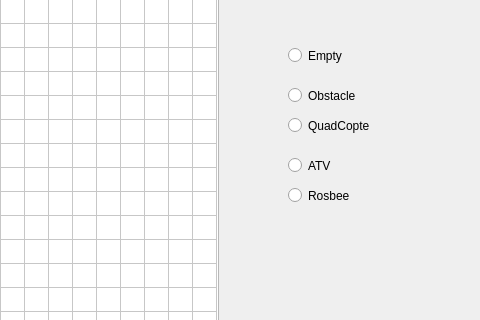
Above: thijs_van_tiem/inwerken/mainwindow.ui from madmilla/THO78-Roborescue before the change; both pictures show x 412 to 892 and y 99 to 419 of the 892 by 597 pixel window. Below: the same form after it.
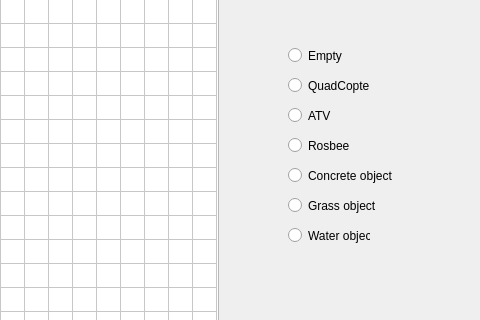
That is the form after the change.

Diff of the .ui file:
```diff
--- a/thijs_van_tiem/inwerken/mainwindow.ui
+++ b/thijs_van_tiem/inwerken/mainwindow.ui
@@ -114,20 +114,20 @@
     <property name="geometry">
      <rect>
       <x>700</x>
-      <y>150</y>
-      <width>82</width>
+      <y>230</y>
+      <width>111</width>
       <height>17</height>
      </rect>
     </property>
     <property name="text">
-     <string>Obstacle</string>
+     <string>Concrete object</string>
     </property>
    </widget>
    <widget class="QRadioButton" name="radioButton_3">
     <property name="geometry">
      <rect>
       <x>700</x>
-      <y>180</y>
+      <y>140</y>
       <width>82</width>
       <height>17</height>
      </rect>
@@ -140,7 +140,7 @@
     <property name="geometry">
      <rect>
       <x>700</x>
-      <y>220</y>
+      <y>170</y>
       <width>82</width>
       <height>17</height>
      </rect>
@@ -153,7 +153,7 @@
     <property name="geometry">
      <rect>
       <x>700</x>
-      <y>250</y>
+      <y>200</y>
       <width>82</width>
       <height>17</height>
      </rect>
@@ -162,6 +162,32 @@
      <string>Rosbee</string>
     </property>
    </widget>
+   <widget class="QRadioButton" name="RadioGreen">
+    <property name="geometry">
+     <rect>
+      <x>700</x>
+      <y>260</y>
+      <width>111</width>
+      <height>17</height>
+     </rect>
+    </property>
+    <property name="text">
+     <string>Grass object</string>
+    </property>
+   </widget>
+   <widget class="QRadioButton" name="RadioWater">
+    <property name="geometry">
+     <rect>
+      <x>700</x>
+      <y>290</y>
+      <width>82</width>
+      <height>17</height>
+     </rect>
+    </property>
+    <property name="text">
+     <string>Water object</string>
+    </property>
+   </widget>
   </widget>
   <widget class="QMenuBar" name="menuBar">
    <property name="geometry">
```
Left out of the diff: 10 changed lines with no effect on the pictures.
